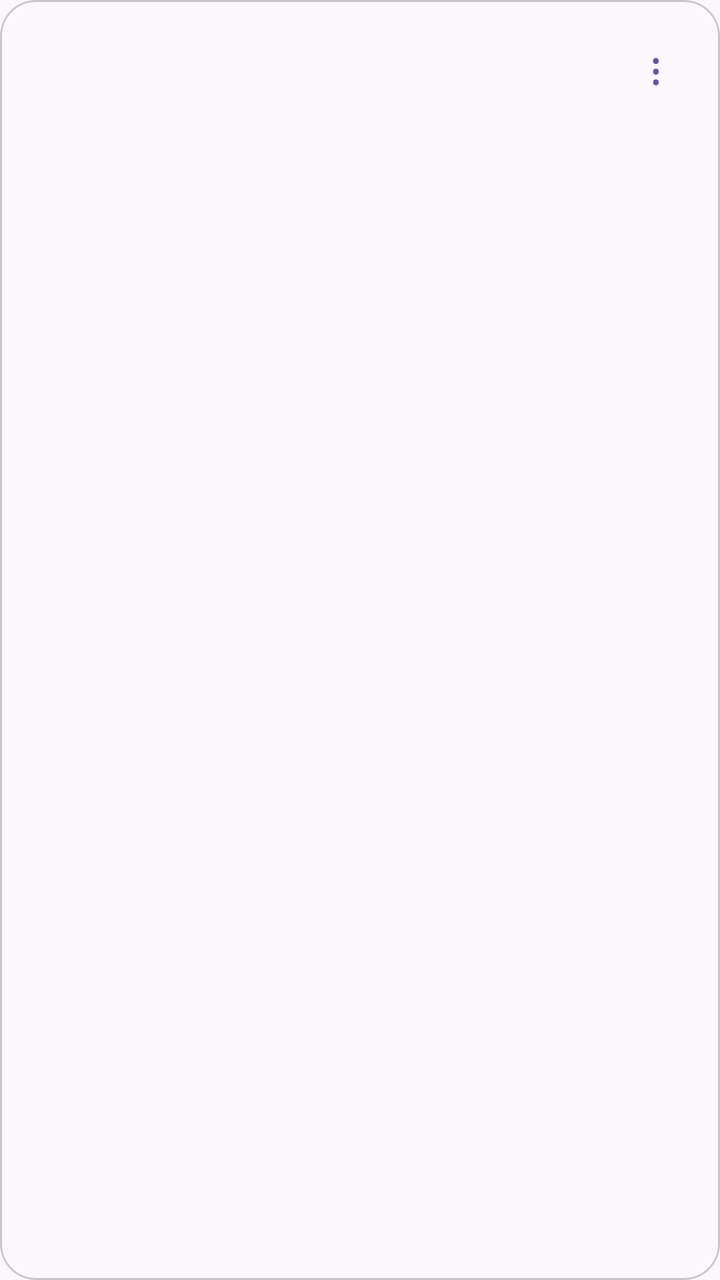
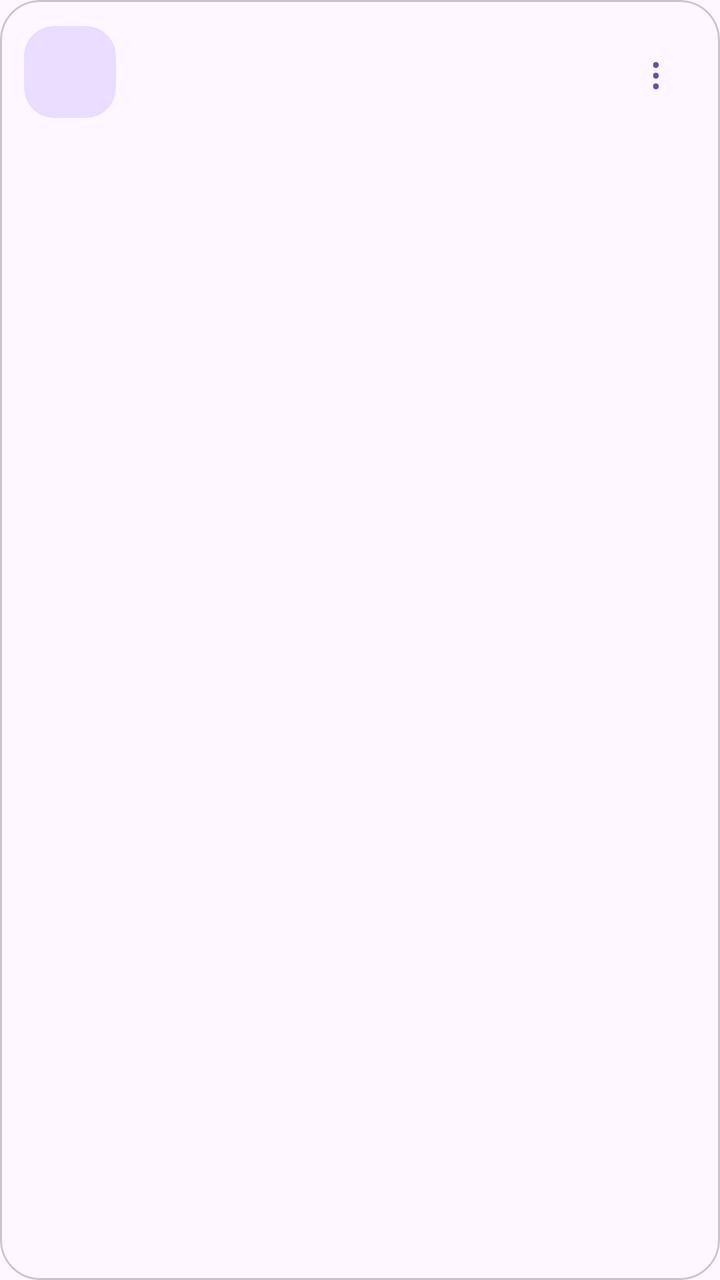

The first picture is an Android layout as it rendered before a commit; the second is the same layout after the commit. The layout source and the unified diff follow.
<!-- AndroidManifest.xml: application theme Theme.OmniFiles -->
<!-- res/layout/row_file.xml -->
<?xml version="1.0" encoding="utf-8"?>
<com.google.android.material.card.MaterialCardView xmlns:android="http://schemas.android.com/apk/res/android"
    xmlns:app="http://schemas.android.com/apk/res-auto"
    android:layout_width="match_parent"
    android:layout_height="wrap_content"
    android:layout_marginStart="12dp"
    android:layout_marginTop="6dp"
    android:layout_marginEnd="12dp"
    android:layout_marginBottom="6dp"
    app:cardCornerRadius="18dp"
    app:cardElevation="0dp">

    <LinearLayout
        android:layout_width="match_parent"
        android:layout_height="wrap_content"
        android:gravity="center_vertical"
        android:minHeight="68dp"
        android:orientation="horizontal"
        android:paddingStart="16dp"
        android:paddingTop="10dp"
        android:paddingEnd="8dp"
        android:paddingBottom="10dp">

        <TextView
            android:id="@+id/icon"
            android:layout_width="40dp"
            android:layout_height="40dp"
            android:gravity="center"
            android:textSize="22sp" />

        <LinearLayout
            android:layout_width="0dp"
            android:layout_height="wrap_content"
            android:layout_marginStart="12dp"
            android:layout_weight="1"
            android:orientation="vertical">

            <TextView
                android:id="@+id/name"
                android:layout_width="match_parent"
                android:layout_height="wrap_content"
                android:ellipsize="middle"
                android:maxLines="1"
                android:textAppearance="?attr/textAppearanceBodyLarge" />

            <TextView
                android:id="@+id/meta"
                android:layout_width="match_parent"
                android:layout_height="wrap_content"
                android:layout_marginTop="2dp"
                android:textAppearance="?attr/textAppearanceBodySmall" />
        </LinearLayout>

        <TextView
            android:id="@+id/selectionMark"
            android:layout_width="40dp"
            android:layout_height="40dp"
            android:gravity="center"
            android:text="✓"
            android:textAppearance="?attr/textAppearanceTitleLarge"
            android:visibility="gone" />

        <com.google.android.material.button.MaterialButton
            android:id="@+id/checksumButton"
            style="@style/Widget.Material3.Button.TextButton"
            android:layout_width="52dp"
            android:layout_height="48dp"
            android:contentDescription="@string/checksum_tool"
            android:minWidth="0dp"
            android:minHeight="0dp"
            android:padding="0dp"
            android:text="SHA"
            android:textSize="10sp"
            android:visibility="gone" />

        <com.google.android.material.button.MaterialButton
            android:id="@+id/moreButton"
            style="@style/Widget.Material3.Button.TextButton"
            android:layout_width="48dp"
            android:layout_height="48dp"
            android:contentDescription="@string/more_actions"
            android:minWidth="0dp"
            android:minHeight="0dp"
            android:padding="0dp"
            android:text="⋮"
            android:textAppearance="?attr/textAppearanceTitleLarge" />
    </LinearLayout>
</com.google.android.material.card.MaterialCardView>
<!-- resources referenced by this layout -->
<resources>
  <string name="checksum_tool">SHA-256 Doğrulama</string>
  <string name="more_actions">Diğer işlemler</string>
  <style name="Theme.OmniFiles" parent="Theme.Material3.DayNight.NoActionBar">
          <item name="android:windowActionModeOverlay">true</item>
          <item name="android:windowLightStatusBar" tools:targetApi="m">?attr/isLightTheme</item>
          <item name="android:navigationBarColor">@android:color/transparent</item>
          <item name="android:statusBarColor">@android:color/transparent</item>
      </style>
</resources>

<!-- the commit's change to res/layout/row_file.xml (unified diff, before → after) -->
@@ -4,29 +4,42 @@
     android:layout_width="match_parent"
     android:layout_height="wrap_content"
     android:layout_marginStart="12dp"
-    android:layout_marginTop="6dp"
+    android:layout_marginTop="5dp"
     android:layout_marginEnd="12dp"
-    android:layout_marginBottom="6dp"
-    app:cardCornerRadius="18dp"
-    app:cardElevation="0dp">
+    android:layout_marginBottom="5dp"
+    app:cardBackgroundColor="?attr/colorSurface"
+    app:cardCornerRadius="20dp"
+    app:cardElevation="0dp"
+    app:strokeColor="?attr/colorOutlineVariant"
+    app:strokeWidth="1dp">
 
     <LinearLayout
         android:layout_width="match_parent"
         android:layout_height="wrap_content"
         android:gravity="center_vertical"
-        android:minHeight="68dp"
+        android:minHeight="72dp"
         android:orientation="horizontal"
-        android:paddingStart="16dp"
+        android:paddingStart="12dp"
         android:paddingTop="10dp"
         android:paddingEnd="8dp"
         android:paddingBottom="10dp">
 
-        <TextView
-            android:id="@+id/icon"
-            android:layout_width="40dp"
-            android:layout_height="40dp"
-            android:gravity="center"
-            android:textSize="22sp" />
+        <com.google.android.material.card.MaterialCardView
+            android:layout_width="46dp"
+            android:layout_height="46dp"
+            app:cardBackgroundColor="?attr/colorPrimaryContainer"
+            app:cardCornerRadius="15dp"
+            app:cardElevation="0dp"
+            app:strokeWidth="0dp">
+
+            <TextView
+                android:id="@+id/icon"
+                android:layout_width="match_parent"
+                android:layout_height="match_parent"
+                android:gravity="center"
+                android:importantForAccessibility="yes"
+                android:textSize="22sp" />
+        </com.google.android.material.card.MaterialCardView>
 
         <LinearLayout
             android:layout_width="0dp"
@@ -41,13 +54,15 @@
                 android:layout_height="wrap_content"
                 android:ellipsize="middle"
                 android:maxLines="1"
-                android:textAppearance="?attr/textAppearanceBodyLarge" />
+                android:textAppearance="?attr/textAppearanceTitleSmall" />
 
             <TextView
                 android:id="@+id/meta"
                 android:layout_width="match_parent"
                 android:layout_height="wrap_content"
-                android:layout_marginTop="2dp"
+                android:layout_marginTop="3dp"
+                android:ellipsize="end"
+                android:maxLines="2"
                 android:textAppearance="?attr/textAppearanceBodySmall" />
         </LinearLayout>
 
@@ -58,6 +73,7 @@
             android:gravity="center"
             android:text="✓"
             android:textAppearance="?attr/textAppearanceTitleLarge"
+            android:textColor="?attr/colorPrimary"
             android:visibility="gone" />
 
         <com.google.android.material.button.MaterialButton
